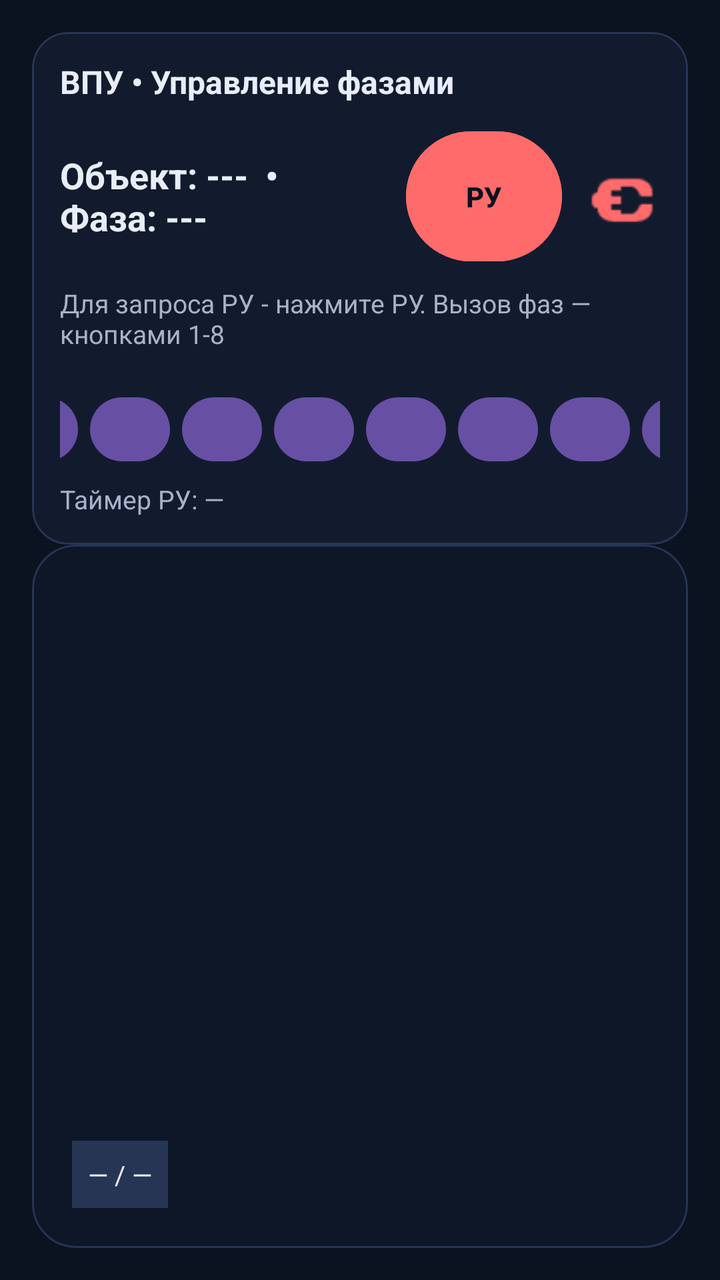
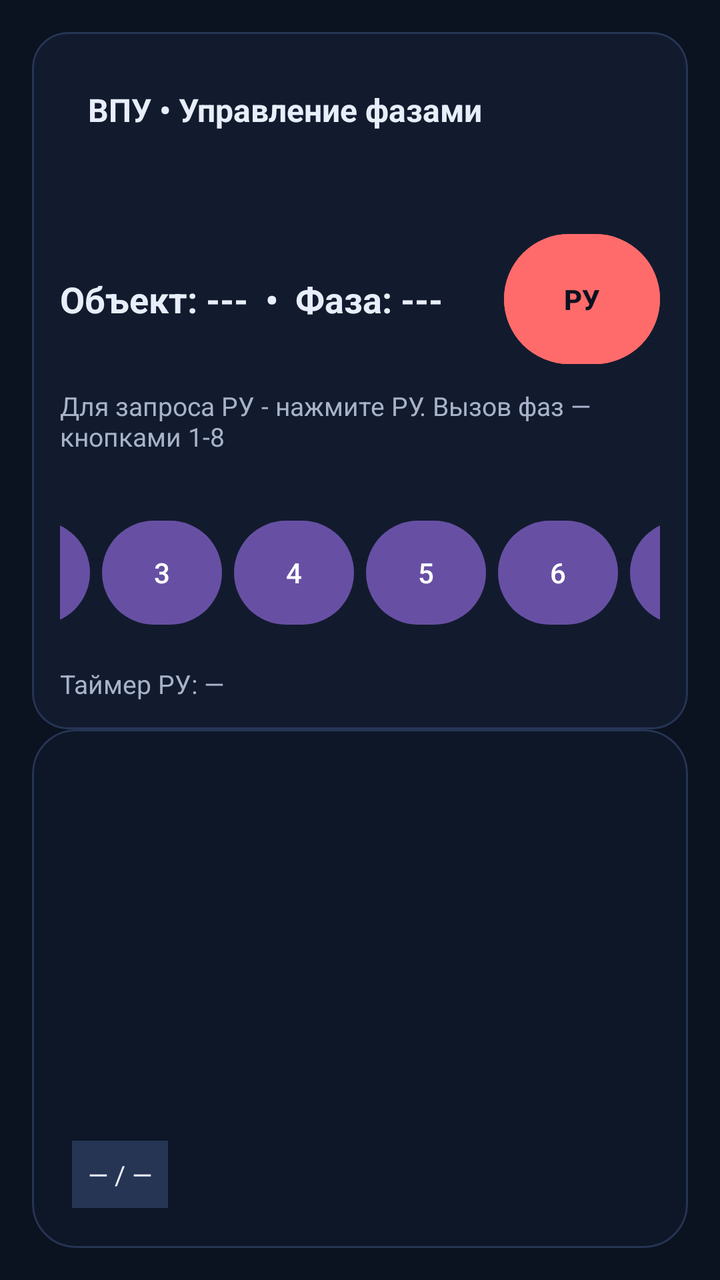

An Android layout rendered at two revisions. The XML below is the earlier revision; the diff shows what the commit changed to produce the second picture.
<!-- AndroidManifest.xml: application theme Theme.VPU -->
<!-- res/layout/activity_vpu.xml -->
<?xml version="1.0" encoding="utf-8"?>
<androidx.constraintlayout.widget.ConstraintLayout
    xmlns:android="http://schemas.android.com/apk/res/android"
    xmlns:app="http://schemas.android.com/apk/res-auto"
    xmlns:tools="http://schemas.android.com/tools"
    android:layout_width="match_parent"
    android:layout_height="match_parent"
    android:background="#0B1220"
    tools:context=".ui.vpu.VpuActivity">

    
    <com.google.android.material.card.MaterialCardView
        android:id="@+id/statusCard"
        android:layout_width="0dp"
        android:layout_height="wrap_content"
        android:layout_margin="16dp"
        app:cardBackgroundColor="#121B2E"
        app:cardCornerRadius="18dp"
        app:strokeColor="#263554"
        app:strokeWidth="1dp"
        app:layout_constraintTop_toTopOf="parent"
        app:layout_constraintStart_toStartOf="parent"
        app:layout_constraintEnd_toEndOf="parent">

        <LinearLayout
            android:layout_width="match_parent"
            android:layout_height="wrap_content"
            android:orientation="vertical"
            android:padding="14dp">

            <TextView
                android:id="@+id/titleTextView"
                android:layout_width="match_parent"
                android:layout_height="wrap_content"
                android:text="ВПУ • Управление фазами"
                android:textColor="#E8EEF9"
                android:textSize="16sp"
                android:textStyle="bold"/>

            
            <LinearLayout
                android:layout_width="match_parent"
                android:layout_height="wrap_content"
                android:layout_marginTop="10dp"
                android:orientation="horizontal"
                android:gravity="center_vertical">

                <TextView
                    android:id="@+id/statusTextView"
                    android:layout_width="0dp"
                    android:layout_height="wrap_content"
                    android:layout_weight="1"
                    android:text="Объект: ---  •  Фаза: ---"
                    android:textColor="#E8EEF9"
                    android:textSize="18sp"
                    android:textStyle="bold"/>

                
                <com.google.android.material.button.MaterialButton
                    android:id="@+id/manualButton"
                    android:layout_width="78dp"
                    android:layout_height="73dp"
                    android:layout_marginStart="8dp"
                    android:backgroundTint="#FF6B6B"
                    android:text="РУ"
                    android:textColor="#0B1220"
                    android:textStyle="bold"
                    app:cornerRadius="999dp" />

                
                <ImageView
                    android:id="@+id/wifiIcon"
                    android:layout_width="37dp"
                    android:layout_height="61dp"
                    android:layout_marginStart="12dp"
                    android:src="@android:drawable/ic_lock_idle_charging"
                    app:tint="#FF6B6B" />
            </LinearLayout>

            <TextView
                android:id="@+id/hintTextView"
                android:layout_width="match_parent"
                android:layout_height="44dp"
                android:layout_marginTop="8dp"
                android:text="Для запроса РУ - нажмите РУ. Вызов фаз — кнопками 1-8"
                android:textColor="#A7B3C9"
                android:textSize="13sp" />

            <LinearLayout
                android:id="@+id/phaseButtonsRow"
                android:layout_width="match_parent"
                android:layout_height="wrap_content"
                android:layout_marginTop="8dp"
                android:gravity="center"
                android:orientation="horizontal">

                <com.google.android.material.button.MaterialButton
                    android:id="@+id/phaseButton1"
                    style="@style/Widget.Material3.Button"
                    android:layout_width="40dp"
                    android:layout_height="40dp"
                    android:layout_marginHorizontal="3dp"
                    android:text="1"
                    app:cornerRadius="999dp" />

                <com.google.android.material.button.MaterialButton
                    android:id="@+id/phaseButton2"
                    style="@style/Widget.Material3.Button"
                    android:layout_width="40dp"
                    android:layout_height="40dp"
                    android:layout_marginHorizontal="3dp"
                    android:text="2"
                    app:cornerRadius="999dp" />

                <com.google.android.material.button.MaterialButton
                    android:id="@+id/phaseButton3"
                    style="@style/Widget.Material3.Button"
                    android:layout_width="40dp"
                    android:layout_height="40dp"
                    android:layout_marginHorizontal="3dp"
                    android:text="3"
                    app:cornerRadius="999dp" />

                <com.google.android.material.button.MaterialButton
                    android:id="@+id/phaseButton4"
                    style="@style/Widget.Material3.Button"
                    android:layout_width="40dp"
                    android:layout_height="40dp"
                    android:layout_marginHorizontal="3dp"
                    android:text="4"
                    app:cornerRadius="999dp" />

                <com.google.android.material.button.MaterialButton
                    android:id="@+id/phaseButton5"
                    style="@style/Widget.Material3.Button"
                    android:layout_width="40dp"
                    android:layout_height="40dp"
                    android:layout_marginHorizontal="3dp"
                    android:text="5"
                    app:cornerRadius="999dp" />

                <com.google.android.material.button.MaterialButton
                    android:id="@+id/phaseButton6"
                    style="@style/Widget.Material3.Button"
                    android:layout_width="40dp"
                    android:layout_height="40dp"
                    android:layout_marginHorizontal="3dp"
                    android:text="6"
                    app:cornerRadius="999dp" />

                <com.google.android.material.button.MaterialButton
                    android:id="@+id/phaseButton7"
                    style="@style/Widget.Material3.Button"
                    android:layout_width="40dp"
                    android:layout_height="40dp"
                    android:layout_marginHorizontal="3dp"
                    android:text="7"
                    app:cornerRadius="999dp" />

                <com.google.android.material.button.MaterialButton
                    android:id="@+id/phaseButton8"
                    style="@style/Widget.Material3.Button"
                    android:layout_width="40dp"
                    android:layout_height="40dp"
                    android:layout_marginHorizontal="3dp"
                    android:text="8"
                    app:cornerRadius="999dp" />
            </LinearLayout>
            <TextView
                android:id="@+id/manualTimerTextView"
                android:layout_width="wrap_content"
                android:layout_height="wrap_content"
                android:layout_marginTop="6dp"
                android:text="Таймер РУ: —"
                android:textColor="#A7B3C9"
                android:textSize="13sp" />

        </LinearLayout>
    </com.google.android.material.card.MaterialCardView>

    
    <com.google.android.material.card.MaterialCardView
        android:id="@+id/pagerCard"
        android:layout_width="0dp"
        android:layout_height="0dp"
        android:layout_marginStart="16dp"
        android:layout_marginEnd="16dp"
        android:layout_marginBottom="16dp"
        app:cardBackgroundColor="#0E1728"
        app:cardCornerRadius="22dp"
        app:strokeColor="#263554"
        app:strokeWidth="1dp"
        app:layout_constraintTop_toBottomOf="@id/statusCard"
        app:layout_constraintBottom_toBottomOf="parent"
        app:layout_constraintStart_toStartOf="parent"
        app:layout_constraintEnd_toEndOf="parent">

        <FrameLayout
            android:layout_width="match_parent"
            android:layout_height="match_parent"
            android:padding="10dp">

            <androidx.viewpager2.widget.ViewPager2
                android:id="@+id/viewPager"
                android:layout_width="match_parent"
                android:layout_height="match_parent" />

            
            <TextView
                android:id="@+id/pageTextView"
                android:layout_width="wrap_content"
                android:layout_height="wrap_content"
                android:layout_gravity="bottom|start"
                android:layout_margin="10dp"
                android:padding="8dp"
                android:text="— / —"
                android:textColor="#E8EEF9"
                android:textSize="13sp"
                android:background="#263554"/>

        </FrameLayout>

    </com.google.android.material.card.MaterialCardView>

</androidx.constraintlayout.widget.ConstraintLayout>
<!-- resources referenced by this layout -->
<resources>
  <style name="Theme.VPU" parent="Base.Theme.VPU" />
  <style name="Base.Theme.VPU" parent="Theme.Material3.DayNight.NoActionBar">
          
          
      </style>
</resources>

<!-- the commit's change to res/layout/activity_vpu.xml (unified diff, before → after) -->
@@ -22,20 +22,34 @@
         app:layout_constraintStart_toStartOf="parent"
         app:layout_constraintEnd_toEndOf="parent">
 
+
         <LinearLayout
             android:layout_width="match_parent"
             android:layout_height="wrap_content"
             android:orientation="vertical"
             android:padding="14dp">
+        <LinearLayout
+            android:layout_width="match_parent"
+            android:layout_height="match_parent"
+            android:orientation="horizontal"
+            android:padding="14dp">
 
             <TextView
                 android:id="@+id/titleTextView"
-                android:layout_width="match_parent"
+                android:layout_width="504dp"
                 android:layout_height="wrap_content"
                 android:text="ВПУ • Управление фазами"
                 android:textColor="#E8EEF9"
                 android:textSize="16sp"
-                android:textStyle="bold"/>
+                android:textStyle="bold" />
+            <ImageView
+                android:id="@+id/wifiIcon"
+                android:layout_width="35dp"
+                android:layout_height="45dp"
+                android:layout_marginStart="12dp"
+                android:src="@drawable/wifi_icon"
+                app:tint="#FF6B6B" />
+        </LinearLayout>
 
             
             <LinearLayout
@@ -68,13 +82,7 @@
                     app:cornerRadius="999dp" />
 
                 
-                <ImageView
-                    android:id="@+id/wifiIcon"
-                    android:layout_width="37dp"
-                    android:layout_height="61dp"
-                    android:layout_marginStart="12dp"
-                    android:src="@android:drawable/ic_lock_idle_charging"
-                    app:tint="#FF6B6B" />
+
             </LinearLayout>
 
             <TextView
@@ -89,7 +97,7 @@
             <LinearLayout
                 android:id="@+id/phaseButtonsRow"
                 android:layout_width="match_parent"
-                android:layout_height="wrap_content"
+                android:layout_height="81dp"
                 android:layout_marginTop="8dp"
                 android:gravity="center"
                 android:orientation="horizontal">
@@ -97,8 +105,8 @@
                 <com.google.android.material.button.MaterialButton
                     android:id="@+id/phaseButton1"
                     style="@style/Widget.Material3.Button"
-                    android:layout_width="40dp"
-                    android:layout_height="40dp"
+                    android:layout_width="60dp"
+                    android:layout_height="60dp"
                     android:layout_marginHorizontal="3dp"
                     android:text="1"
                     app:cornerRadius="999dp" />
@@ -106,8 +114,8 @@
                 <com.google.android.material.button.MaterialButton
                     android:id="@+id/phaseButton2"
                     style="@style/Widget.Material3.Button"
-                    android:layout_width="40dp"
-                    android:layout_height="40dp"
+                    android:layout_width="60dp"
+                    android:layout_height="60dp"
                     android:layout_marginHorizontal="3dp"
                     android:text="2"
                     app:cornerRadius="999dp" />
@@ -115,8 +123,8 @@
                 <com.google.android.material.button.MaterialButton
                     android:id="@+id/phaseButton3"
                     style="@style/Widget.Material3.Button"
-                    android:layout_width="40dp"
-                    android:layout_height="40dp"
+                    android:layout_width="60dp"
+                    android:layout_height="60dp"
                     android:layout_marginHorizontal="3dp"
                     android:text="3"
                     app:cornerRadius="999dp" />
@@ -124,17 +132,16 @@
                 <com.google.android.material.button.MaterialButton
                     android:id="@+id/phaseButton4"
                     style="@style/Widget.Material3.Button"
-                    android:layout_width="40dp"
-                    android:layout_height="40dp"
+                    android:layout_width="60dp"
+                    android:layout_height="60dp"
                     android:layout_marginHorizontal="3dp"
                     android:text="4"
                     app:cornerRadius="999dp" />
-
                 <com.google.android.material.button.MaterialButton
                     android:id="@+id/phaseButton5"
                     style="@style/Widget.Material3.Button"
-                    android:layout_width="40dp"
-                    android:layout_height="40dp"
+                    android:layout_width="60dp"
+                    android:layout_height="60dp"
                     android:layout_marginHorizontal="3dp"
                     android:text="5"
                     app:cornerRadius="999dp" />
@@ -142,8 +149,8 @@
                 <com.google.android.material.button.MaterialButton
                     android:id="@+id/phaseButton6"
                     style="@style/Widget.Material3.Button"
-                    android:layout_width="40dp"
-                    android:layout_height="40dp"
+                    android:layout_width="60dp"
+                    android:layout_height="60dp"
                     android:layout_marginHorizontal="3dp"
                     android:text="6"
                     app:cornerRadius="999dp" />
@@ -151,8 +158,8 @@
                 <com.google.android.material.button.MaterialButton
                     android:id="@+id/phaseButton7"
                     style="@style/Widget.Material3.Button"
-                    android:layout_width="40dp"
-                    android:layout_height="40dp"
+                    android:layout_width="60dp"
+                    android:layout_height="60dp"
                     android:layout_marginHorizontal="3dp"
                     android:text="7"
                     app:cornerRadius="999dp" />
@@ -160,8 +167,8 @@
                 <com.google.android.material.button.MaterialButton
                     android:id="@+id/phaseButton8"
                     style="@style/Widget.Material3.Button"
-                    android:layout_width="40dp"
-                    android:layout_height="40dp"
+                    android:layout_width="60dp"
+                    android:layout_height="60dp"
                     android:layout_marginHorizontal="3dp"
                     android:text="8"
                     app:cornerRadius="999dp" />
<!-- resource entries referenced after the edit -->
@@ -1,5 +1,6 @@
 <!-- resources referenced by this layout -->
 <resources>
+  <!-- drawable wifi_icon: png bitmap (drawable, 18048 bytes) -->
   <style name="Theme.VPU" parent="Base.Theme.VPU" />
   <style name="Base.Theme.VPU" parent="Theme.Material3.DayNight.NoActionBar">
           
